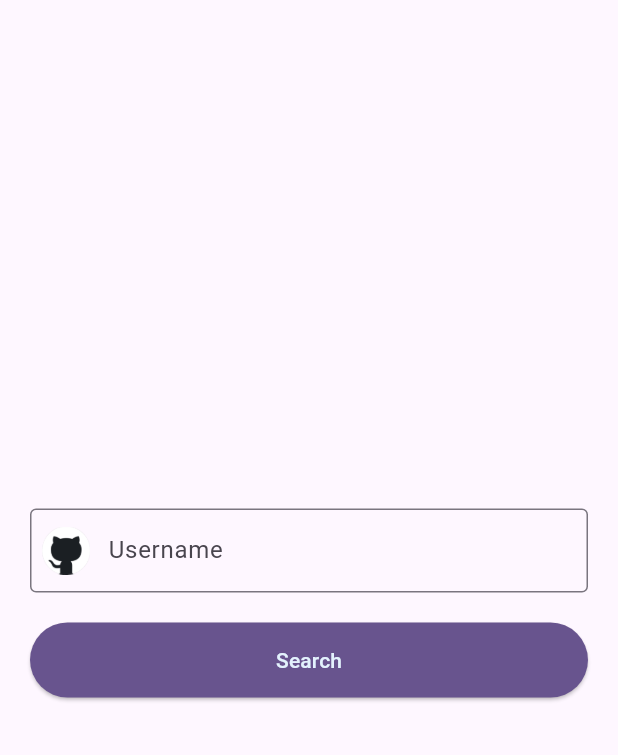
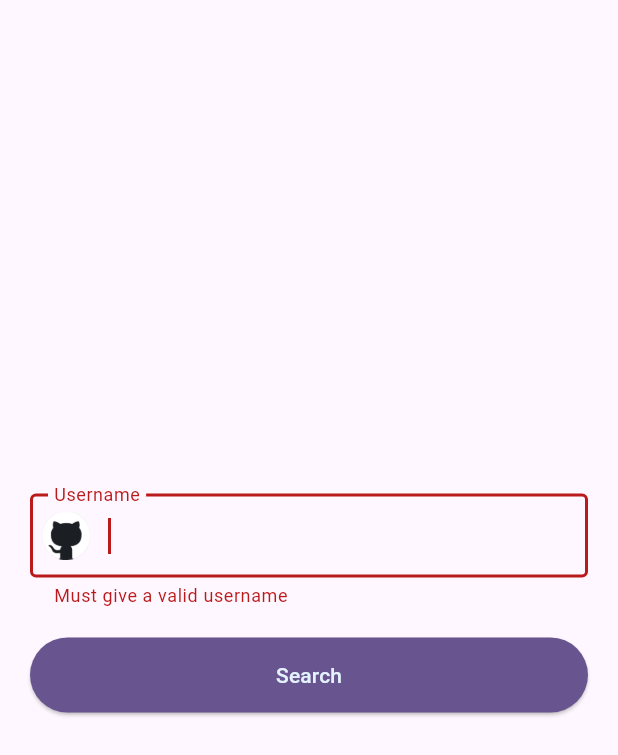
Before and after one commit to ShovonSikder/github-api-fetch, a Flutter app: the screen it shows after launch, after a tap on "Search", on a phone screen of 412 x 824 dp. Shown: the top 755 px of the screen. Run offline on Flutter 3.47's test engine with Material 2 defaults, Android fonts, the light colour scheme and no system bars; our stand-ins replace connectivity_plus, dio, flutter_easyloading.

Commit message:
first page api call error handel

```diff
--- a/lib/constants/app_paths.dart
+++ b/lib/constants/app_paths.dart
@@ -1,4 +1,7 @@
 class AppPaths {
-  static const String githubLogoImgPaths = 'assets/images/github.png';
-  static const String errorImgPaths = 'assets/images/error.png';
+  static const String githubLogoImg = 'assets/images/github.png';
+  static const String errorImg = 'assets/images/error.png';
+
+  static const String brokenRocketImg = 'assets/images/broken_rocket.png';
+  static const String telescopeImg = 'assets/images/telescope.png';
 }
--- a/lib/constants/app_strings.dart
+++ b/lib/constants/app_strings.dart
@@ -1,9 +1,21 @@
 class AppStrings {
-  static String username = 'Username';
-  static String search = 'Search';
+  static const String username = 'Username';
+  static const String search = 'Search';
 
-  static String cancel = 'Cancel';
-  static String close = 'Close';
+  static const String cancel = 'Cancel';
+  static const String close = 'Close';
 
-  static var usernameRequired = 'Must give a valid username';
+  static const String usernameRequired = 'Must give a valid username';
+
+  static const String noInternet = 'No internet connection';
+  static const String noInternetSuggestion =
+      '\u{2022} Please check the internet connection\n\u{2022} And try again';
+
+  static const String somethingWrong = 'Something Went Wrong';
+  static const String somethingWrongSuggestion =
+      '\u{2022} Please check the internet connection\n\u{2022} Provide valid information\n\u{2022} Retry';
+
+  static var invalidUsername = 'Invalid Username';
+  static var invalidUsernameSuggestion =
+      '\u{2022} Can\'t find the user\n\u{2022} Try again with a valid username';
 }
--- /dev/null
+++ b/lib/constants/http_codes.dart
@@ -0,0 +1,5 @@
+class HttpCodes {
+  static int success = 200;
+
+  static int notFound = 404;
+}
--- /dev/null
+++ b/lib/data/api/api_clients.dart
@@ -0,0 +1,13 @@
+import 'package:dio/dio.dart';
+import 'package:github_api_fetch/data/api/api_helper.dart';
+
+class ApiClients {
+  final baseURL = 'https://api.github.com/users/';
+  final apiHelper = ApiHelper();
+  final dio = Dio();
+
+  Future<Response> fetchUser(String username) {
+    final url = apiHelper.getUserURL(baseURL, username);
+    return dio.get(Uri.parse(url).toString());
+  }
+}
--- /dev/null
+++ b/lib/data/api/api_helper.dart
@@ -0,0 +1,3 @@
+class ApiHelper {
+  String getUserURL(String baseURL, String username) => baseURL + username;
+}
--- a/lib/features/first page/view/first_page.dart
+++ b/lib/features/first page/view/first_page.dart
@@ -13,6 +13,7 @@ class FirstPage extends StatefulWidget {
 class _FirstPageState extends State<FirstPage> {
   final _usernameController = TextEditingController();
   final _focusNode = FocusNode();
+
   @override
   void dispose() {
     super.dispose();
--- a/lib/features/first page/widgets/body.dart
+++ b/lib/features/first page/widgets/body.dart
@@ -1,18 +1,61 @@
 import 'package:flutter/material.dart';
+import 'package:flutter_easyloading/flutter_easyloading.dart';
+import 'package:github_api_fetch/features/first%20page/controllers/first_page_controller.dart';
 import 'package:github_api_fetch/features/first%20page/widgets/search_button.dart';
 import 'package:github_api_fetch/features/first%20page/widgets/text_field.dart';
+import 'package:github_api_fetch/utils/helper_function.dart';
 
 import '../../../constants/app_values.dart';
 
 Center buildBody(BuildContext context, usernameController, focusNode) {
+  final formKey = GlobalKey<FormState>();
   return Center(
     child: ListView(
       padding: EdgeInsets.all(AppValues.bodyPadding),
       shrinkWrap: true,
       children: [
-        buildTextFormField(usernameController, focusNode),
-        buildSearchButton(context, focusNode),
+        Form(
+          key: formKey,
+          child: buildTextFormField(
+            usernameController,
+            focusNode,
+            onSubmit: (value) {
+              _fetchUser(context, formKey, usernameController, focusNode);
+            },
+          ),
+        ),
+        buildSearchButton(
+          context,
+          onPressed: () {
+            _fetchUser(context, formKey, usernameController, focusNode);
+          },
+        ),
       ],
     ),
   );
 }
+
+void _fetchUser(
+    context, formKey, usernameController, FocusNode focusNodes) async {
+  if (!formKey.currentState!.validate()) return;
+
+  AppHelpers.unfocusNodes([focusNodes]);
+  EasyLoading.show();
+  try {
+    final user =
+        await FirstPageController().fetchUser(usernameController.text.trim());
+    EasyLoading.dismiss();
+  } catch (e) {
+    print(e.toString());
+    AppHelpers.showMsgDialog(
+      context,
+      AppHelpers.exceptionToErrorWidget(
+        e,
+        onAction: () {
+          Navigator.pop(context);
+        },
+      ),
+    );
+    EasyLoading.dismiss();
+  }
+}
--- a/lib/features/first page/widgets/search_button.dart
+++ b/lib/features/first page/widgets/search_button.dart
@@ -2,14 +2,13 @@ import 'package:flutter/material.dart';
 
 import '../../../common widgets/custom_elevated_button.dart';
 import '../../../constants/app_strings.dart';
-import '../../../utils/helper_function.dart';
 
-Padding buildSearchButton(BuildContext context, focusNode) {
+Padding buildSearchButton(BuildContext context, {required onPressed}) {
   return Padding(
     padding: const EdgeInsets.symmetric(vertical: 20),
     child: CustomElevatedButton(
       onPressed: () {
-        AppHelpers.unfocusNodes([focusNode]);
+        onPressed();
       },
       child: Text(
         AppStrings.search,
--- a/lib/features/first page/widgets/text_field.dart
+++ b/lib/features/first page/widgets/text_field.dart
@@ -3,24 +3,23 @@ import 'package:github_api_fetch/constants/app_paths.dart';
 import 'package:github_api_fetch/constants/app_values.dart';
 
 import '../../../constants/app_strings.dart';
-import '../../../utils/helper_function.dart';
 
-TextFormField buildTextFormField(usernameController, focusNode) {
+TextFormField buildTextFormField(usernameController, focusNode,
+    {required onSubmit}) {
   return TextFormField(
     controller: usernameController,
     autofocus: true,
     textInputAction: TextInputAction.search,
     focusNode: focusNode,
-    onFieldSubmitted: (v) {
-      AppHelpers.unfocusNodes([focusNode]);
-      print(v);
+    onFieldSubmitted: (value) {
+      onSubmit(value);
     },
     decoration: InputDecoration(
       labelText: AppStrings.username,
       prefixIcon: Padding(
         padding: EdgeInsets.all(AppValues.commonPadding),
         child: Image.asset(
-          AppPaths.githubLogoImgPaths,
+          AppPaths.githubLogoImg,
           height: AppValues.logoHeightInTextfield,
           fit: BoxFit.contain,
         ),
--- a/lib/main.dart
+++ b/lib/main.dart
@@ -1,4 +1,5 @@
 import 'package:flutter/material.dart';
+import 'package:flutter_easyloading/flutter_easyloading.dart';
 import 'package:github_api_fetch/features/first%20page/view/first_page.dart';
 
 void main() {
@@ -17,6 +18,7 @@ class MyApp extends StatelessWidget {
         colorScheme: ColorScheme.fromSeed(seedColor: Colors.deepPurple),
         useMaterial3: true,
       ),
+      builder: EasyLoading.init(),
       debugShowCheckedModeBanner: false,
       home: const FirstPage(),
     );
--- a/pubspec.yaml
+++ b/pubspec.yaml
@@ -38,6 +38,7 @@ dependencies:
   get: ^4.6.5
   dio: ^5.2.1+1
   flutter_easyloading: ^3.0.5
+  connectivity_plus: ^4.0.1
 
 dev_dependencies:
   flutter_test:
```
Also changed, not shown: lib/common widgets/error_msg.dart (+4 -4 lines), lib/features/first page/controllers/first_page_controller.dart (added, +24 -0 lines), lib/utils/helper_function.dart (+49 -0 lines), assets/images/broken_rocket.png (added), assets/images/telescope.png (added), pubspec.lock, 2 other files.
